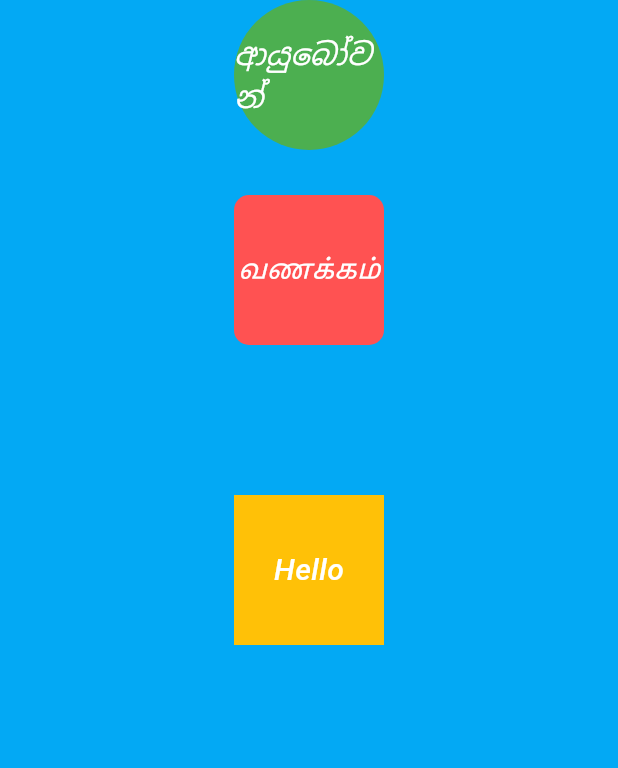
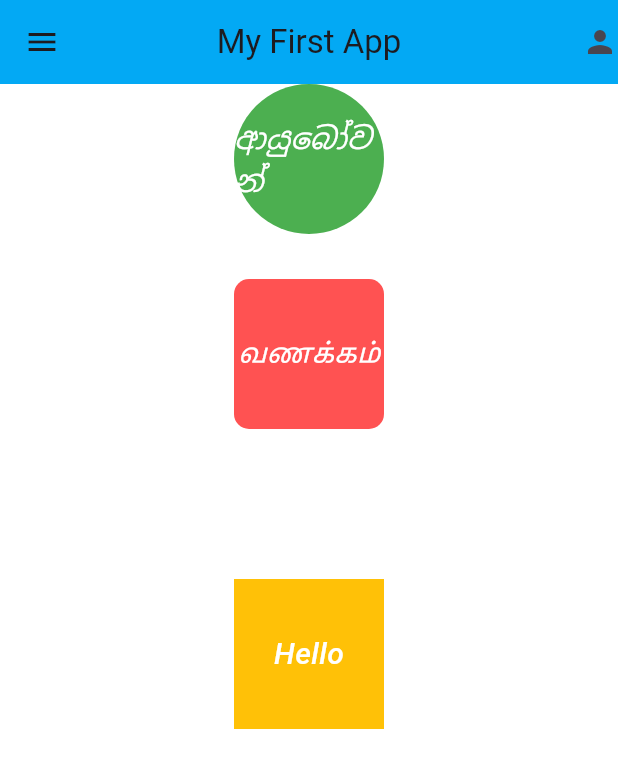
Before and after one commit to Omihiraj/second_app, a Flutter app: the screen it shows after launch, on a phone screen of 412 x 824 dp. Shown: the top 768 px of the screen. Run offline on Flutter 3.47's test engine with Material 3 defaults, Android fonts, the phone set to English and light mode, and no system bars.

Commit message:
Add a AppBar

```diff
--- a/lib/main.dart
+++ b/lib/main.dart
@@ -12,7 +12,14 @@ class SecondApp extends StatelessWidget {
     return MaterialApp(
       debugShowCheckedModeBanner: false,
       home: Scaffold(
-        backgroundColor: Colors.lightBlue,
+        appBar: AppBar(
+          leading: const Icon(Icons.menu),
+          title: const Text("My First App"),
+          centerTitle: true,
+          actions: const [Icon(Icons.person)],
+          backgroundColor: Colors.lightBlue,
+        ),
+        backgroundColor: Colors.white,
         body: Center(
             child: Column(
           children: [
```
